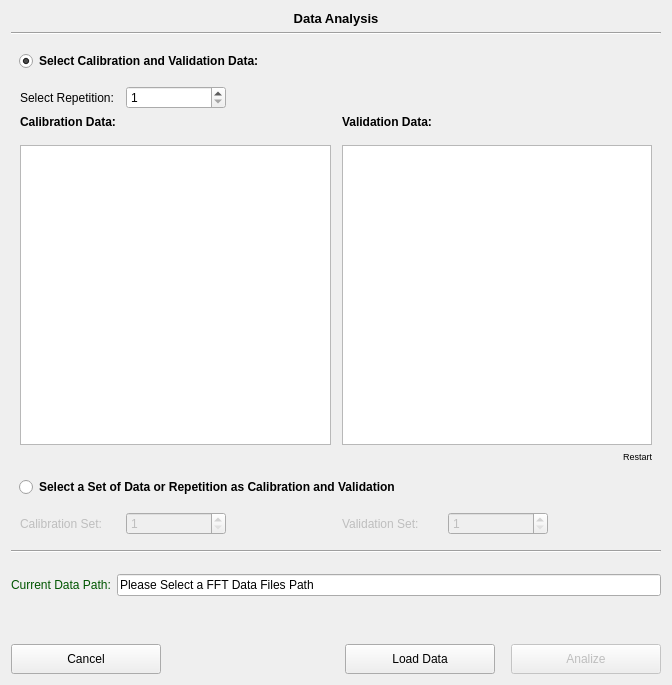
This is pol_AnalizeData.ui in CesarCarvajal/Oxymetry-Backup-2018 as Qt 5 draws it before an edit. The edited form follows.
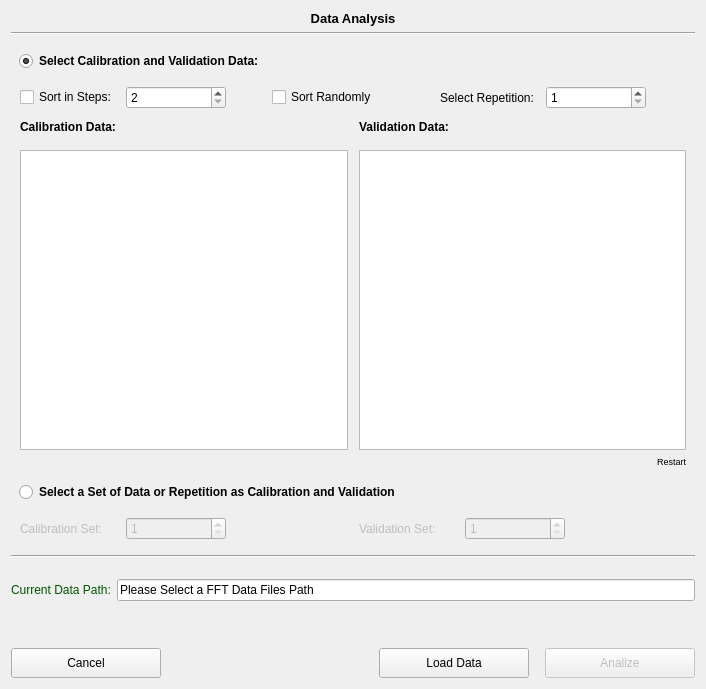
This is the edited form. Custom widgets are drawn as their Qt base class.

```diff
--- a/pol_AnalizeData.ui
+++ b/pol_AnalizeData.ui
@@ -6,8 +6,8 @@
    <rect>
     <x>0</x>
     <y>0</y>
-    <width>672</width>
-    <height>685</height>
+    <width>706</width>
+    <height>689</height>
    </rect>
   </property>
   <property name="sizePolicy">
@@ -138,7 +138,70 @@
        </property>
        <layout class="QVBoxLayout" name="verticalLayout_fileconf">
         <item>
-         <layout class="QHBoxLayout" name="repetitionManualLayout">
+         <layout class="QGridLayout" name="gridLayout_3">
+          <item row="0" column="0">
+           <layout class="QHBoxLayout" name="horizontalLayout_4">
+            <item>
+             <widget class="QCheckBox" name="checkBox_stepsSelec">
+              <property name="minimumSize">
+               <size>
+                <width>100</width>
+                <height>0</height>
+               </size>
+              </property>
+              <property name="maximumSize">
+               <size>
+                <width>100</width>
+                <height>16777215</height>
+               </size>
+              </property>
+              <property name="text">
+               <string>Sort in Steps:</string>
+              </property>
+             </widget>
+            </item>
+            <item>
+             <widget class="QSpinBox" name="spinBox_stepsSelec">
+              <property name="enabled">
+               <bool>true</bool>
+              </property>
+              <property name="minimumSize">
+               <size>
+                <width>100</width>
+                <height>0</height>
+               </size>
+              </property>
+              <property name="maximumSize">
+               <size>
+                <width>100</width>
+                <height>16777215</height>
+               </size>
+              </property>
+              <property name="minimum">
+               <number>2</number>
+              </property>
+              <property name="maximum">
+               <number>10000000</number>
+              </property>
+             </widget>
+            </item>
+            <item>
+             <spacer name="horizontalSpacer_12">
+              <property name="orientation">
+               <enum>Qt::Horizontal</enum>
+              </property>
+              <property name="sizeHint" stdset="0">
+               <size>
+                <width>40</width>
+                <height>20</height>
+               </size>
+              </property>
+             </spacer>
+            </item>
+           </layout>
+          </item>
+          <item row="0" column="2">
+           <layout class="QHBoxLayout" name="horizontalLayout_5">
           <item>
            <widget class="QLabel" name="label_repselec">
             <property name="minimumSize">
@@ -191,12 +254,66 @@
             <property name="sizeHint" stdset="0">
              <size>
               <width>40</width>
-              <height>1</height>
+                <height>20</height>
              </size>
             </property>
            </spacer>
           </item>
          </layout>
+          </item>
+          <item row="0" column="1">
+           <layout class="QHBoxLayout" name="horizontalLayout_8">
+            <item>
+             <widget class="QCheckBox" name="checkBox_RandomSort">
+              <property name="minimumSize">
+               <size>
+                <width>100</width>
+                <height>0</height>
+               </size>
+              </property>
+              <property name="maximumSize">
+               <size>
+                <width>100</width>
+                <height>16777215</height>
+               </size>
+              </property>
+              <property name="text">
+               <string>Sort Randomly</string>
+              </property>
+             </widget>
+            </item>
+            <item>
+             <spacer name="horizontalSpacer_11">
+              <property name="orientation">
+               <enum>Qt::Horizontal</enum>
+              </property>
+              <property name="sizeHint" stdset="0">
+               <size>
+                <width>40</width>
+                <height>20</height>
+               </size>
+              </property>
+             </spacer>
+            </item>
+           </layout>
+          </item>
+         </layout>
+        </item>
+        <item>
+         <spacer name="verticalSpacer_6">
+          <property name="orientation">
+           <enum>Qt::Vertical</enum>
+          </property>
+          <property name="sizeType">
+           <enum>QSizePolicy::Fixed</enum>
+          </property>
+          <property name="sizeHint" stdset="0">
+           <size>
+            <width>20</width>
+            <height>5</height>
+           </size>
+          </property>
+         </spacer>
         </item>
         <item>
          <layout class="QGridLayout" name="gridLayout_2">
```
Lines whose indentation alone changed are shown as unchanged.
